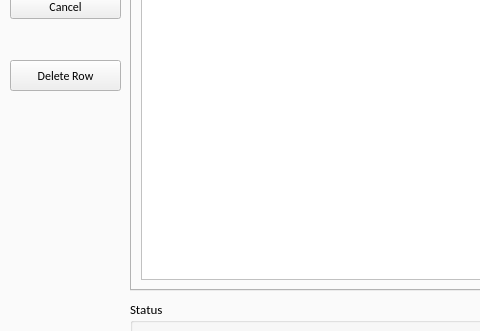
AintIaStinker/tftpe, file mainwindow.ui: the form before one commit; both pictures show x 0 to 480 and y 191 to 522 of the 797 by 612 pixel window.
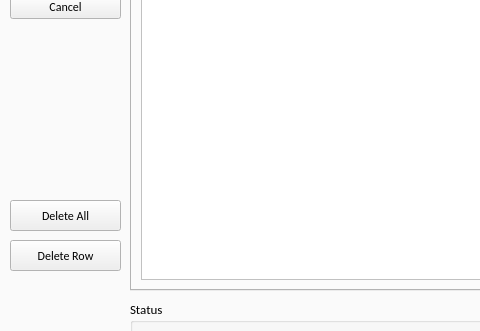
The form after the commit. Icons and pictures are not drawn.

What changed in the file:
```diff
--- a/mainwindow.ui
+++ b/mainwindow.ui
@@ -86,6 +86,12 @@
   <property name="inputMethodHints">
    <set>Qt::ImhNone</set>
   </property>
+  <property name="documentMode">
+   <bool>false</bool>
+  </property>
+  <property name="tabShape">
+   <enum>QTabWidget::Rounded</enum>
+  </property>
   <widget class="QWidget" name="centralwidget">
    <widget class="QTabWidget" name="tabWidget">
     <property name="geometry">
@@ -259,7 +265,7 @@
     <property name="geometry">
      <rect>
       <x>10</x>
-      <y>230</y>
+      <y>410</y>
       <width>111</width>
       <height>31</height>
      </rect>
@@ -555,6 +561,19 @@
      </item>
     </widget>
    </widget>
+   <widget class="QPushButton" name="btnDeleteAll">
+    <property name="geometry">
+     <rect>
+      <x>10</x>
+      <y>370</y>
+      <width>111</width>
+      <height>31</height>
+     </rect>
+    </property>
+    <property name="text">
+     <string>Delete All</string>
+    </property>
+   </widget>
   </widget>
   <widget class="QStatusBar" name="statusbar"/>
   <widget class="QMenuBar" name="menubar">
```
Left out of the diff: 5 changed lines with no effect on the pictures.
